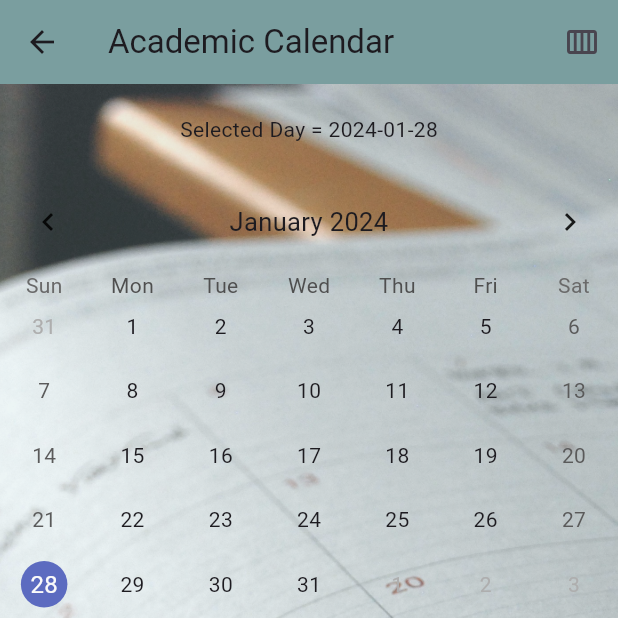
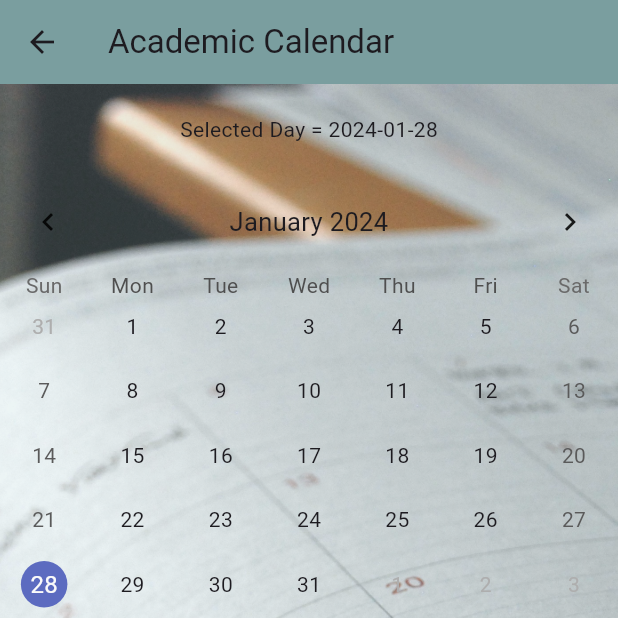
Before and after one commit to Mashrur112/Uni-Craft, a Flutter app: the Calendar screen opened directly with empty values, on a phone screen of 412 x 824 dp, the top half of it. Run offline on Flutter 3.47's test engine with Material 3 defaults, Android fonts, the phone set to English and light mode, and no system bars; drawn by our look-alikes of table_calendar; our stand-ins replace audioplayers, cached_network_image, cloud_firestore, connectivity_plus, file_picker, firebase_auth and 12 more; accounts and stored records are empty; generated files the repository leaves out were written again.

Commit message:
Bug fixed

```diff
--- a/lib/calendar.dart
+++ b/lib/calendar.dart
@@ -16,6 +16,8 @@ class Calendar extends StatefulWidget {
 class _CalendarState extends State<Calendar> {
   DateTime today = DateTime.now();
   Map<DateTime, List<String>> events = {};
+ Map<String, dynamic>e = {};
+ List b=[];
 
   void _onDaySelected(var day, DateTime focusDay) {
     setState(() {
@@ -25,7 +27,7 @@ class _CalendarState extends State<Calendar> {
 
   void _onEventAdded(String event) {
 
-    Map<String, List<String>> e = {};
+
 
 
     setState(()  {
@@ -35,9 +37,14 @@ class _CalendarState extends State<Calendar> {
             (existingEvents) => [...existingEvents, event],
         ifAbsent: () => [event],
       );
+      e.update(
+        today.toString(),
+            (existingEvents) => [...existingEvents, event],
+        ifAbsent: () => [event],
+      );
 
       FirebaseFirestore.instance.collection("Profile").doc(widget.uid_ad).update({
-        "events":events,
+        "events":e,
       });
 
     });
@@ -50,12 +57,14 @@ class _CalendarState extends State<Calendar> {
     setState(() {
       if (events.containsKey(today)) {
         events[today]!.remove(event);
+        e[today.toString()]!.remove(event);
         if (events[today]!.isEmpty) {
           events.remove(today);
+          e.remove(today.toString());
         }
       }
       FirebaseFirestore.instance.collection("Profile").doc(widget.uid_ad).update({
-        "events":events[today],
+        "events":e,
       });
     });
   }
@@ -67,24 +76,45 @@ class _CalendarState extends State<Calendar> {
         title: const Text("Academic Calendar"),
         backgroundColor: Color(0xff7a9e9f),//Colors.black.withOpacity(0.35),
         actions: [
-          IconButton(
-            icon: Icon(Icons.calendar_view_week),
-            onPressed: () {
-              // Navigate to the TimePlanner page
-              Navigator.push(
-                context,
-                MaterialPageRoute(
-                  builder: (context) =>
-                      TimePlannerPage(), // Replace with your TimePlanner page widget
-                ),
-              );
-            },
-          ),
+
+          // IconButton(
+          //   icon: Icon(Icons.calendar_view_week),
+          //   onPressed: () {
+          //     // Navigate to the TimePlanner page
+          //     Navigator.push(
+          //       context,
+          //       MaterialPageRoute(
+          //         builder: (context) =>
+          //             TimePlannerPage(), // Replace with your TimePlanner page widget
+          //       ),
+          //     );
+          //   },
+          // ),
         ],
       ),
       body:
       Stack(
         children: [
+          StreamBuilder(stream: FirebaseFirestore.instance.collection("Profile").snapshots(), builder: (context,snapshots){
+            if(snapshots.hasData)
+            {
+              var res=snapshots.data!.docs.toList();
+              for(var r in res)
+              {
+                if(r['uid']==widget.uid_ad)
+                {
+
+
+                    e=r['events'];
+                    print("tes");
+                  ;
+
+                }
+              }
+
+            }
+            return Center();
+          }),
 
 
           Container(
@@ -190,7 +220,7 @@ class _TodoListViewState extends State<TodoListView> {
                   if(r['uid']==widget.uid)
                     {
                       try{
-                      widget.events=r['events'];}catch(e){};
+                      widget.events=r['events'][widget.selectedDate.toString()];}catch(e){};
                     }
                 }
 
```
Also changed, not shown: lib/viewPoll.dart (+13 -1 lines).
